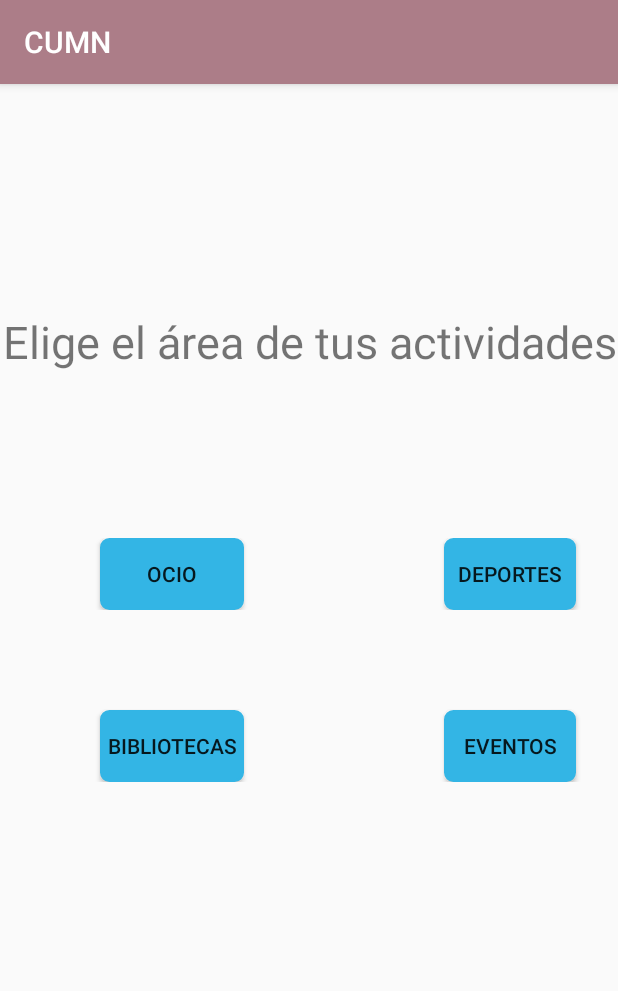
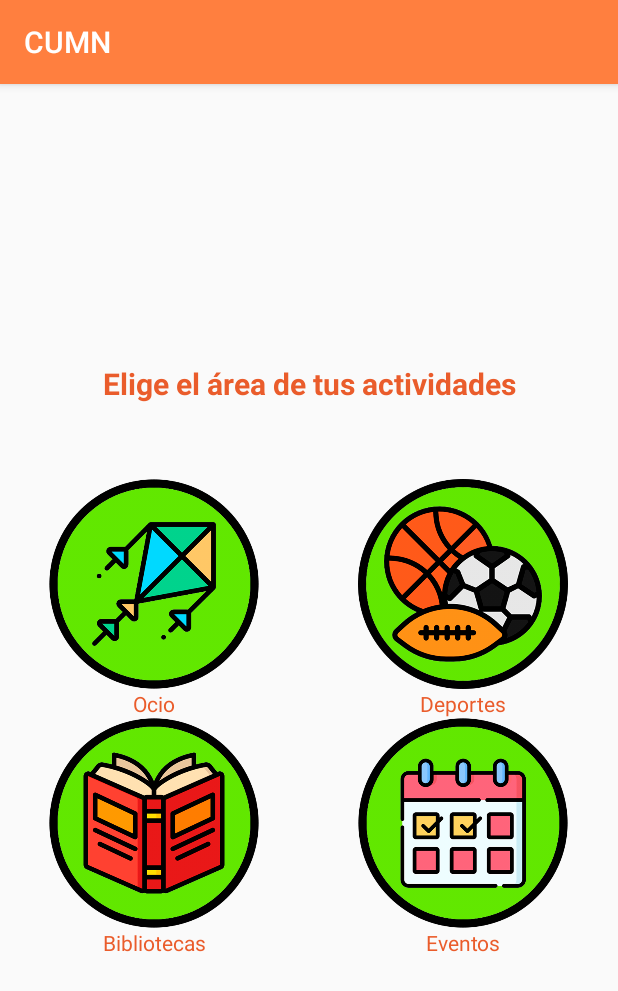
Before and after one commit to Sof396/CUMN, an Android app: the screen it shows after launch (MenuPrincipal), on a phone screen of 412 x 824 dp. Shown: the top 991 px of the screen. Run offline under Robolectric (Android 15) with nearby library versions, the phone set to English and light mode, and no system bars.

Commit message:
cosas bonitas

```diff
--- a/app/src/main/java/com/example/cumn/io/actividadesApiService.java
+++ b/app/src/main/java/com/example/cumn/io/actividadesApiService.java
@@ -18,9 +18,9 @@ public interface actividadesApiService {
     Call<Models> getBibliotecas();
 
     @GET("206974-0-agenda-eventos-culturales-100.json")
+    Call<Models> getOcio();
+
+    @GET("300107-0-agenda-actividades-eventos.json")
     Call<Models> getEventos();
 
-    @GET("300107-0-agenda-actividades-eventos.json")
-    Call<Models> getOcio();
-
 }
--- a/app/src/main/java/com/example/cumn/ui/activity/MenuPrincipal.java
+++ b/app/src/main/java/com/example/cumn/ui/activity/MenuPrincipal.java
@@ -4,15 +4,12 @@ import android.content.Intent;
 import androidx.appcompat.app.AppCompatActivity;
 import android.os.Bundle;
 import android.widget.Button;
+import android.widget.ImageView;
+import android.widget.LinearLayout;
 
 import com.example.cumn.R;
 
 public class MenuPrincipal extends AppCompatActivity {
-
-    private Button botonOcio;
-    private Button botonDeportes;
-    private Button botonBiblio;
-    private Button botonEventos;
 
     @Override
     protected void onCreate(Bundle savedInstanceState) {
@@ -20,10 +17,10 @@ public class MenuPrincipal extends AppCompatActivity {
         setContentView(R.layout.activity_menu);
 
 
-        botonOcio = findViewById(R.id.Ocio);
-        botonDeportes = findViewById(R.id.Deportes);
-        botonBiblio = findViewById(R.id.Bibliotecas);
-        botonEventos = findViewById(R.id.Eventos);
+        ImageView botonOcio = findViewById(R.id.Ocio);
+        ImageView botonDeportes = findViewById(R.id.Deportes);
+        ImageView botonBiblio = findViewById(R.id.Bibliotecas);
+        ImageView botonEventos = findViewById(R.id.Eventos);
 
         botonOcio.setOnClickListener(view -> {
             Intent intentOcio = new Intent(MenuPrincipal.this, Ocio.class);
--- a/app/src/main/res/layout/activity_menu.xml
+++ b/app/src/main/res/layout/activity_menu.xml
@@ -1,88 +1,118 @@
 <?xml version="1.0" encoding="utf-8"?>
-<androidx.constraintlayout.widget.ConstraintLayout xmlns:android="http://schemas.android.com/apk/res/android"
+<LinearLayout xmlns:android="http://schemas.android.com/apk/res/android"
     xmlns:app="http://schemas.android.com/apk/res-auto"
     xmlns:tools="http://schemas.android.com/tools"
     android:layout_width="match_parent"
-    android:layout_height="match_parent">
+    android:layout_height="match_parent"
+    android:orientation="vertical"
+    android:gravity="center"
+    android:layout_weight="1">
 
     <TextView
         android:id="@+id/textView"
-        android:layout_width="wrap_content"
+        android:gravity="center"
+        android:layout_width="match_parent"
         android:layout_height="wrap_content"
-        android:text="@string/elige_el_rea_de_tus_actividades"
-        android:textSize="30sp"
-        android:textAlignment="center"
-        android:gravity="center"
-        app:layout_constraintBottom_toTopOf="@+id/tableLayout2"
-        app:layout_constraintEnd_toEndOf="parent"
-        app:layout_constraintStart_toStartOf="parent"
-        app:layout_constraintTop_toTopOf="parent"
-        app:layout_constraintVertical_bias="0.578" />
+        android:layout_marginBottom="50dp"
+        android:textAppearance="@style/TextAppearance.AppCompat.Medium"
+        android:textStyle="bold"
+        android:textSize="20dp"
+        android:textColor="@color/color_primario_oscuro"
+        android:text="Elige el área de tus actividades"/>
 
-    <TableLayout
-        android:id="@+id/tableLayout2"
-        android:layout_width="wrap_content"
+    <LinearLayout
+        android:orientation="horizontal"
+        android:layout_width="match_parent"
         android:layout_height="wrap_content"
-        app:layout_constraintBottom_toBottomOf="parent"
-        app:layout_constraintEnd_toEndOf="parent"
-        app:layout_constraintStart_toStartOf="parent"
-        app:layout_constraintTop_toTopOf="parent">
+        android:baselineAligned="false">
 
-        <TableRow
-            android:layout_width="match_parent"
-            android:layout_height="84dp">
+        <LinearLayout
+            android:layout_width="0dp"
+            android:layout_height="wrap_content"
+            android:layout_weight="1"
+            android:gravity="center"
+            android:orientation="vertical">
 
-            <Button
+            <ImageView
                 android:id="@+id/Ocio"
+                android:layout_width="140dp"
+                android:layout_height="140dp"
+                android:src="@drawable/ocio" />
+
+            <TextView
                 android:layout_width="wrap_content"
                 android:layout_height="wrap_content"
-                android:layout_marginLeft="100px"
-                android:layout_marginRight="100px"
-                android:background="@drawable/shape"
-                android:backgroundTint="@android:color/holo_blue_light"
+                android:baselineAligned="false"
                 android:text="@string/Ocio"
-                tools:ignore="DuplicateSpeakableTextCheck" />
+                android:textColor="@color/color_primario_oscuro" />
 
-            <Button
+        </LinearLayout>
+
+        <LinearLayout
+            android:gravity="center"
+            android:layout_width="0dp"
+            android:layout_weight="1"
+            android:layout_height="match_parent"
+            android:orientation="vertical">
+            <ImageView
                 android:id="@+id/Deportes"
-                style="@style/Widget.AppCompat.Button"
-                android:layout_width="wrap_content"
-                android:layout_height="match_parent"
-                android:layout_marginLeft="100px"
-                android:layout_marginRight="100px"
-                android:background="@drawable/shape"
-                android:backgroundTint="@android:color/holo_blue_light"
-                android:text="@string/Deportes" />
-        </TableRow>
-
-        <TableRow
-            android:layout_width="347dp"
-            android:layout_height="134dp">
-
-            <Button
-                android:id="@+id/Bibliotecas"
-                style="@style/Widget.AppCompat.Button"
+                android:layout_width="140dp"
+                android:layout_height="140dp"
+                android:src="@drawable/deportes"/>
+            <TextView
                 android:layout_width="wrap_content"
                 android:layout_height="wrap_content"
-                android:layout_marginLeft="100px"
-                android:layout_marginTop="100px"
-                android:layout_marginRight="100px"
-                android:background="@drawable/shape"
-                android:backgroundTint="@android:color/holo_blue_light"
-                android:text="@string/Bibliotecas" />
+                android:textColor="@color/color_primario_oscuro"
+                android:text="@string/Deportes"/>
+        </LinearLayout>
 
-            <Button
-                android:id="@+id/Eventos"
+    </LinearLayout>
+
+    <LinearLayout
+        android:orientation="horizontal"
+        android:layout_width="match_parent"
+        android:layout_height="wrap_content">
+
+        <LinearLayout
+            android:gravity="center"
+            android:layout_width="0dp"
+            android:layout_weight="1"
+            android:layout_height="wrap_content"
+            android:orientation="vertical">
+            <ImageView
+                android:id="@+id/Bibliotecas"
+                android:layout_width="140dp"
+                android:layout_height="140dp"
+                android:src="@drawable/biblioteca"/>
+            <TextView
                 android:layout_width="wrap_content"
                 android:layout_height="wrap_content"
-                android:layout_marginLeft="100px"
-                android:layout_marginTop="100px"
-                android:layout_marginRight="100px"
-                android:background="@drawable/shape"
-                android:backgroundTint="@android:color/holo_blue_light"
-                android:text="@string/Eventos" />
-        </TableRow>
+                android:textColor="@color/color_primario_oscuro"
+                android:text="@string/Bibliotecas"/>
 
-    </TableLayout>
+        </LinearLayout>
 
-</androidx.constraintlayout.widget.ConstraintLayout>
+        <LinearLayout
+            android:layout_width="0dp"
+            android:layout_height="match_parent"
+            android:layout_weight="1"
+            android:gravity="center"
+            android:orientation="vertical">
+
+            <ImageView
+                android:id="@+id/Eventos"
+                android:layout_width="140dp"
+                android:layout_height="140dp"
+                android:baselineAligned="false"
+                android:src="@drawable/eventos" />
+
+            <TextView
+                android:layout_width="wrap_content"
+                android:layout_height="wrap_content"
+                android:text="@string/Eventos"
+                android:textColor="@color/color_primario_oscuro" />
+        </LinearLayout>
+
+    </LinearLayout>
+
+</LinearLayout>
--- a/app/src/main/res/values/colors.xml
+++ b/app/src/main/res/values/colors.xml
@@ -1,5 +1,12 @@
 <?xml version="1.0" encoding="utf-8"?>
 <resources>
+
+    <color name="color_primario_oscuro">#EA5C2B</color>
+    <color name="color_primario_claro">#F6D860</color>
+    <color name="color_primario">#FF7F3F</color>
+    <color name="color_secundario_oscuro">#95CD41</color>
+    <color name="color_secundario_claro">#97e71f</color>
+
     <color name="purple_200">#FFBB86FC</color>
     <color name="purple_500">#AC7D88</color>
     <color name="purple_700">#85586F</color>
--- a/app/src/main/res/values/themes.xml
+++ b/app/src/main/res/values/themes.xml
@@ -2,9 +2,9 @@
     <!-- Base application theme. -->
     <style name="Theme.CUMN" parent="Theme.AppCompat.Light.DarkActionBar">
         <!-- Primary brand color. -->
-        <item name="colorPrimary">@color/purple_500</item>
-        <item name="colorPrimaryDark">@color/purple_700</item>
-        <item name="colorAccent">@color/teal_200</item>
+        <item name="colorPrimary">@color/color_primario</item>
+        <item name="colorPrimaryDark">@color/color_primario_oscuro</item>
+        <item name="colorAccent">@color/color_secundario_oscuro</item>
         <!-- Customize your theme here. -->
     </style>
 </resources>
```
Also changed, not shown: app/src/main/res/drawable/biblioteca.png (added), app/src/main/res/drawable/deportes.png (added), app/src/main/res/drawable/eventos.png (added), app/src/main/res/drawable/ocio.png (added).
